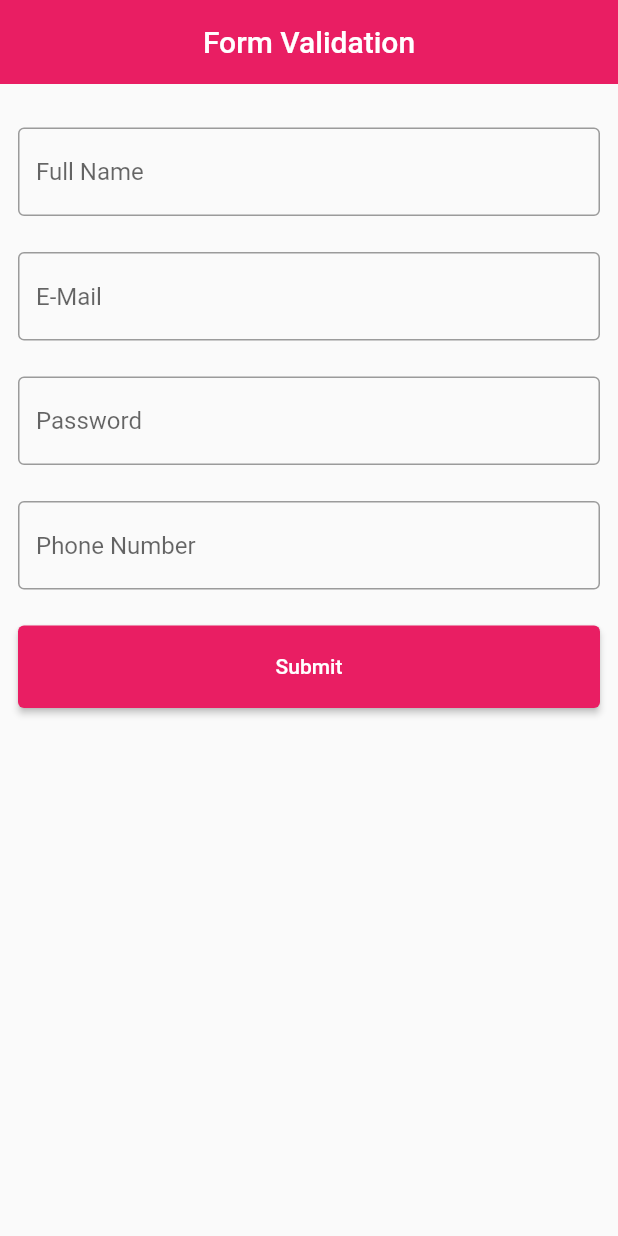
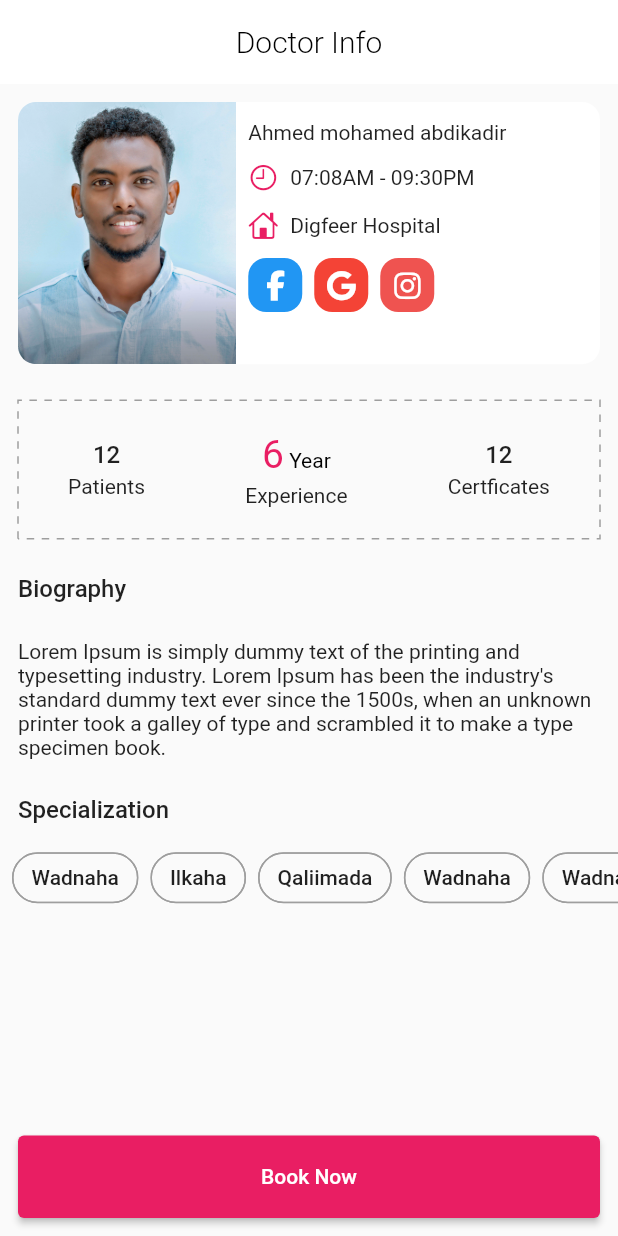
Before and after one commit to ahmed-moha/Form-Validatiom, a Flutter app: the screen it shows after launch, on a phone screen of 412 x 824 dp. Run offline on Flutter 3.47's test engine with Material 2 defaults, Android fonts, the phone set to English and light mode, and no system bars; our stand-ins replace dotted_decoration, font_awesome_flutter.

Commit message:
FORM VALIDATION & ADVANCED DESIGN 2022-05-8

```diff
--- /dev/null
+++ b/lib/doctor_info.dart
@@ -0,0 +1,345 @@
+import 'package:dotted_decoration/dotted_decoration.dart';
+import 'package:flutter/cupertino.dart';
+import 'package:flutter/material.dart';
+import 'package:font_awesome_flutter/font_awesome_flutter.dart';
+
+class DoctorInfo extends StatelessWidget {
+  DoctorInfo({Key? key}) : super(key: key);
+
+  List<Widget> chips = [
+    const SizedBox(
+      width: 8,
+    ),
+    const Chip(
+      backgroundColor: Colors.transparent,
+      shape: StadiumBorder(
+        side: BorderSide(color: Colors.grey),
+      ),
+      label: Text('Wadnaha'),
+    ),
+    const SizedBox(
+      width: 8,
+    ),
+    const Chip(
+      backgroundColor: Colors.transparent,
+      shape: StadiumBorder(
+        side: BorderSide(color: Colors.grey),
+      ),
+      label: Text('Ilkaha'),
+    ),
+    const SizedBox(
+      width: 8,
+    ),
+    const Chip(
+      backgroundColor: Colors.transparent,
+      shape: StadiumBorder(
+        side: BorderSide(color: Colors.grey),
+      ),
+      label: Text('Qaliimada'),
+    ),
+    const SizedBox(
+      width: 8,
+    ),
+    const Chip(
+      backgroundColor: Colors.transparent,
+      shape: StadiumBorder(
+        side: BorderSide(color: Colors.grey),
+      ),
+      label: Text('Wadnaha'),
+    ),
+    const SizedBox(
+      width: 8,
+    ),
+    const Chip(
+      backgroundColor: Colors.transparent,
+      shape: StadiumBorder(
+        side: BorderSide(color: Colors.grey),
+      ),
+      label: Text('Wadnaha'),
+    ),
+  ];
+
+  @override
+  Widget build(BuildContext context) {
+    final size = MediaQuery.of(context).size;
+    return Scaffold(
+      appBar: AppBar(
+        elevation: 0,
+        title: const Text(
+          'Doctor Info',
+          style: TextStyle(color: Colors.black, fontWeight: FontWeight.w300),
+        ),
+        centerTitle: true,
+        backgroundColor: Theme.of(context).cardColor,
+      ),
+      body: ListView(
+        children: [
+          DoctorInfoCard(size: size),
+          DoctorExpInfo(size: size),
+          Container(
+            margin: const EdgeInsets.all(12),
+            child: const Text(
+              'Biography',
+              style: TextStyle(fontSize: 16, fontWeight: FontWeight.w500),
+            ),
+          ),
+          Container(
+            margin: const EdgeInsets.all(12),
+            child: const Text(
+                'Lorem Ipsum is simply dummy text of the printing and typesetting industry. Lorem Ipsum has been the industry\'s standard dummy text ever since the 1500s, when an unknown printer took a galley of type and scrambled it to make a type specimen book.'),
+          ),
+          Container(
+            margin: const EdgeInsets.all(12),
+            child: const Text(
+              'Specialization',
+              style: TextStyle(fontSize: 16, fontWeight: FontWeight.w500),
+            ),
+          ),
+          SingleChildScrollView(
+            scrollDirection: Axis.horizontal,
+            child: Row(
+              children: [...chips],
+            ),
+          )
+        ],
+      ),
+      bottomNavigationBar: Container(
+        margin: const EdgeInsets.all(12),
+        width: double.infinity,
+        height: 55,
+        child: ElevatedButton(
+          style: ElevatedButton.styleFrom(primary: Colors.pink),
+          onPressed: () {},
+          child: const Text('Book Now'),
+        ),
+      ),
+    );
+  }
+}
+
+class DoctorExpInfo extends StatelessWidget {
+  const DoctorExpInfo({
+    Key? key,
+    required this.size,
+  }) : super(key: key);
+
+  final Size size;
+
+  @override
+  Widget build(BuildContext context) {
+    return Container(
+      margin: const EdgeInsets.all(12),
+      width: double.infinity,
+      height: size.height * 0.1 + 10,
+      decoration: DottedDecoration(
+        shape: Shape.box,
+      ),
+      child: Row(
+        mainAxisAlignment: MainAxisAlignment.spaceAround,
+        children: [
+          const Info(title: '12', body: 'Patients'),
+          Column(
+            mainAxisAlignment: MainAxisAlignment.center,
+            children: [
+              RichText(
+                text: const TextSpan(
+                  text: '6',
+                  style: TextStyle(color: Colors.pink, fontSize: 26),
+                  children: [
+                    TextSpan(
+                        text: ' Year',
+                        style: TextStyle(color: Colors.black, fontSize: 14)),
+                  ],
+                ),
+              ),
+              const SizedBox(
+                height: 4,
+              ),
+              const Text('Experience')
+            ],
+          ),
+          const Info(title: '12', body: 'Certficates'),
+        ],
+      ),
+    );
+  }
+}
+
+class Info extends StatelessWidget {
+  const Info({
+    Key? key,
+    required this.title,
+    required this.body,
+  }) : super(key: key);
+  final String title;
+  final String body;
+  @override
+  Widget build(BuildContext context) {
+    return Column(
+      mainAxisAlignment: MainAxisAlignment.center,
+      children: [
+        Text(
+          title,
+          style: const TextStyle(fontSize: 16, fontWeight: FontWeight.w500),
+        ),
+        const SizedBox(
+          height: 4,
+        ),
+        Text(body)
+      ],
+    );
+  }
+}
+
+class DoctorInfoCard extends StatelessWidget {
+  const DoctorInfoCard({
+    Key? key,
+    required this.size,
+  }) : super(key: key);
+
+  final Size size;
+
+  @override
+  Widget build(BuildContext context) {
+    return Container(
+      margin: const EdgeInsets.all(12),
+      width: double.infinity,
+      height: size.height * 0.2 + 10,
+      decoration: BoxDecoration(
+        borderRadius: BorderRadius.circular(12),
+        color: Colors.white,
+      ),
+      child: IntrinsicHeight(
+        child: Row(
+          crossAxisAlignment: CrossAxisAlignment.stretch,
+          children: [
+            Expanded(
+              flex: 3,
+              child: ClipRRect(
+                borderRadius: const BorderRadius.only(
+                  topLeft: Radius.circular(12),
+                  bottomLeft: Radius.circular(12),
+                ),
+                child: Image.asset(
+                  'images/tiger.jpg',
+                  fit: BoxFit.cover,
+                ),
+              ),
+            ),
+            Expanded(
+                flex: 5,
+                child: Column(
+                  crossAxisAlignment: CrossAxisAlignment.start,
+                  children: [
+                    Container(
+                      margin: const EdgeInsets.only(top: 12, left: 8),
+                      child: const Text(
+                        'Ahmed mohamed abdikadir',
+                        maxLines: 1,
+                        overflow: TextOverflow.ellipsis,
+                      ),
+                    ),
+                    Container(
+                      margin: const EdgeInsets.only(top: 12, left: 8),
+                      child: Row(
+                        children: const [
+                          Icon(
+                            CupertinoIcons.clock,
+                            size: 20,
+                            color: Colors.pink,
+                          ),
+                          SizedBox(
+                            width: 8,
+                          ),
+                          Expanded(
+                            child: Text(
+                              '07:08AM - 09:30PM ',
+                              maxLines: 1,
+                              overflow: TextOverflow.ellipsis,
+                            ),
+                          )
+                        ],
+                      ),
+                    ),
+                    Container(
+                      margin: const EdgeInsets.only(top: 12, left: 8),
+                      child: Row(
+                        children: const [
+                          Icon(
+                            CupertinoIcons.home,
+                            size: 20,
+                            color: Colors.pink,
+                          ),
+                          SizedBox(
+                            width: 8,
+                          ),
+                          Expanded(
+                            child: Text(
+                              'Digfeer Hospital',
+                              maxLines: 1,
+                              overflow: TextOverflow.ellipsis,
+                            ),
+                          )
+                        ],
+                      ),
+                    ),
+                    Container(
+                      margin: const EdgeInsets.only(left: 8, top: 12),
+                      child: Row(
+                        children: [
+                          Container(
+                            width: 36,
+                            height: 36,
+                            decoration: const BoxDecoration(
+                                color: Colors.blue,
+                                borderRadius:
+                                    BorderRadius.all(Radius.circular(12))),
+                            child: const Icon(
+                              FontAwesomeIcons.facebookF,
+                              color: Colors.white,
+                              size: 20,
+                            ),
+                          ),
+                          const SizedBox(
+                            width: 8,
+                          ),
+                          Container(
+                            width: 36,
+                            height: 36,
+                            decoration: const BoxDecoration(
+                                color: Colors.red,
+                                borderRadius:
+                                    BorderRadius.all(Radius.circular(12))),
+                            child: const Icon(
+                              FontAwesomeIcons.google,
+                              color: Colors.white,
+                              size: 20,
+                            ),
+                          ),
+                          const SizedBox(
+                            width: 8,
+                          ),
+                          Container(
+                            width: 36,
+                            height: 36,
+                            decoration: BoxDecoration(
+                                color: Colors.red[400],
+                                borderRadius: const BorderRadius.all(
+                                    Radius.circular(12))),
+                            child: const Icon(
+                              FontAwesomeIcons.instagram,
+                              color: Colors.white,
+                              size: 20,
+                            ),
+                          )
+                        ],
+                      ),
+                    )
+                  ],
+                ))
+          ],
+        ),
+      ),
+    );
+  }
+}
--- a/lib/home.dart
+++ b/lib/home.dart
@@ -2,103 +2,86 @@ import 'package:flutter/material.dart';
 
 class Home extends StatelessWidget {
   Home({Key? key}) : super(key: key);
-  late String fullName;
-  late String email;
-  late String password;
-  late String phoneNumber;
   final formKey = GlobalKey<FormState>();
+  late String name;
   @override
   Widget build(BuildContext context) {
     return Scaffold(
       appBar: AppBar(
-        elevation: 0,
-        title: const Text('Form Validation'),
+        title: const Text('FORM VALIDATION'),
         centerTitle: true,
         backgroundColor: Colors.pink,
+        elevation: 0,
       ),
       body: SingleChildScrollView(
         child: Form(
           key: formKey,
           child: Column(
             children: [
-              const SizedBox(
-                height: 17,
-              ),
               Container(
-                margin: const EdgeInsets.all(12.0),
+                margin: const EdgeInsets.all(12),
                 child: TextFormField(
+                  onChanged: (value){
+                    name=value;
+                    print(value);
+                  },
                   validator: (value) {
                     if (value == null || value.isEmpty) {
-                      return 'FullName is required!!';
+                      return 'Magacaaga qor fadlan';
                     }
+
                     return null;
                   },
-                  onChanged: (value) {
-                    fullName = value;
-                  },
                   decoration: const InputDecoration(
-                    hintText: 'Full Name',
-                    border: OutlineInputBorder(),
-                  ),
+                      hintText: 'Name', border: OutlineInputBorder()),
                 ),
               ),
               Container(
-                margin: const EdgeInsets.all(12.0),
-                child: TextFormField(
-                   validator: (value) {
-                    if (value == null || value.isEmpty) {
-                      return 'E-mail is required!!';
-                    }
-                    return null;
-                  },
-                  decoration: const InputDecoration(
-                      hintText: 'E-Mail', border: OutlineInputBorder()),
+                margin: const EdgeInsets.all(12),
+                child: const TextField(
+                  decoration: InputDecoration(
+                      hintText: 'E-mail', border: OutlineInputBorder()),
                 ),
               ),
               Container(
-                margin: const EdgeInsets.all(12.0),
-                child: TextFormField(
-                  obscureText: true,
+                margin: const EdgeInsets.all(12),
+                child:  TextFormField(
                    validator: (value) {
                     if (value == null || value.isEmpty) {
-                      return 'Password is required!!';
+                      return 'Soo Gali Password-Kaaga';
                     }
+
                     return null;
                   },
+                  obscureText: true,
                   decoration: const InputDecoration(
                       hintText: 'Password', border: OutlineInputBorder()),
                 ),
               ),
               Container(
-                margin: const EdgeInsets.all(12.0),
-                child: TextFormField(
-                   validator: (value) {
-                    if (value == null || value.isEmpty) {
-                      return 'Number is required!!';
-                    }
-                    return null;
-                  },
-                  decoration: const InputDecoration(
+                margin: const EdgeInsets.all(12),
+                child: const TextField(
+                  decoration: InputDecoration(
                       hintText: 'Phone Number', border: OutlineInputBorder()),
                 ),
               ),
-              Container(
+              SizedBox(
                 width: double.infinity,
                 height: 55,
-                margin: const EdgeInsets.all(12.0),
                 child: ElevatedButton(
                   style: ElevatedButton.styleFrom(primary: Colors.pink),
                   onPressed: () {
+                    print('NAME $name');
                     if (formKey.currentState!.validate()) {
                       ScaffoldMessenger.of(context).showSnackBar(
                         const SnackBar(
                           backgroundColor: Colors.green,
-                          content: Text('Barvo it worked!!',style: TextStyle(color: Colors.white),),
+                          content: Text('Very Good',style: TextStyle(color: Colors.white),),
                         ),
                       );
                     }
                   },
-                  child: const Text('Submit'),
+                  child: const Text('SUBMIT'),
                 ),
               )
             ],
--- a/lib/main.dart
+++ b/lib/main.dart
@@ -1,12 +1,13 @@
 import 'package:flutter/material.dart';
+import 'package:form_validation/doctor_info.dart';
 
 import 'home.dart';
 
 void main() {
   runApp(
-    MaterialApp(
+     MaterialApp(
       debugShowCheckedModeBanner: false,
-      home: Home(),
+      home: DoctorInfo(),
     ),
   );
 }
--- a/pubspec.yaml
+++ b/pubspec.yaml
@@ -34,6 +34,9 @@ dependencies:
   # The following adds the Cupertino Icons font to your application.
   # Use with the CupertinoIcons class for iOS style icons.
   cupertino_icons: ^1.0.2
+  font_awesome_flutter: ^10.1.0
+  dotted_border: ^2.0.0+2
+  dotted_decoration: ^2.0.0
 
 dev_dependencies:
   flutter_test:
@@ -56,6 +59,8 @@ flutter:
   # included with your application, so that you can use the icons in
   # the material Icons class.
   uses-material-design: true
+  assets:
+    - images/
 
   # To add assets to your application, add an assets section, like this:
   # assets:
```
Also changed, not shown: images/tiger.jpg (added), pubspec.lock.
